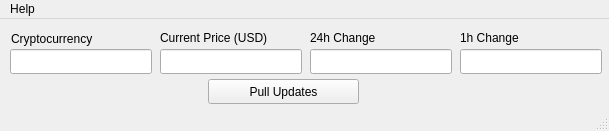
Qt form bitcoin_notifications.ui (jordan-herrmann/BitcoinUI) before a commit.
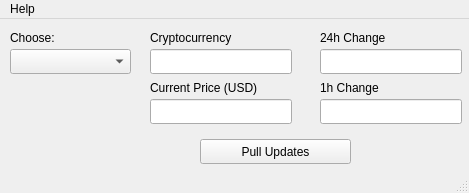
The same form after that commit.

```diff
--- a/bitcoin_notifications.ui
+++ b/bitcoin_notifications.ui
@@ -6,8 +6,8 @@
    <rect>
     <x>0</x>
     <y>0</y>
-    <width>609</width>
-    <height>131</height>
+    <width>469</width>
+    <height>193</height>
    </rect>
   </property>
   <property name="windowTitle">
@@ -17,8 +17,8 @@
    <widget class="QPushButton" name="pullButton">
     <property name="geometry">
      <rect>
-      <x>208</x>
-      <y>60</y>
+      <x>200</x>
+      <y>120</y>
       <width>151</width>
       <height>25</height>
      </rect>
@@ -30,8 +30,8 @@
    <widget class="QLabel" name="labelCrypto">
     <property name="geometry">
      <rect>
-      <x>11</x>
-      <y>11</y>
+      <x>150</x>
+      <y>10</y>
       <width>107</width>
       <height>17</height>
      </rect>
@@ -43,7 +43,7 @@
    <widget class="QLineEdit" name="lineEditCrypto">
     <property name="geometry">
      <rect>
-      <x>10</x>
+      <x>150</x>
       <y>30</y>
       <width>142</width>
       <height>25</height>
@@ -56,8 +56,8 @@
    <widget class="QLabel" name="labelPrice">
     <property name="geometry">
      <rect>
-      <x>160</x>
-      <y>10</y>
+      <x>150</x>
+      <y>60</y>
       <width>132</width>
       <height>17</height>
      </rect>
@@ -69,8 +69,8 @@
    <widget class="QLineEdit" name="lineEditPrice">
     <property name="geometry">
      <rect>
-      <x>160</x>
-      <y>30</y>
+      <x>150</x>
+      <y>80</y>
       <width>142</width>
       <height>25</height>
      </rect>
@@ -82,7 +82,7 @@
    <widget class="QLabel" name="label24H">
     <property name="geometry">
      <rect>
-      <x>310</x>
+      <x>320</x>
       <y>10</y>
       <width>81</width>
       <height>17</height>
@@ -95,7 +95,7 @@
    <widget class="QLineEdit" name="lineEdit24H">
     <property name="geometry">
      <rect>
-      <x>310</x>
+      <x>320</x>
       <y>30</y>
       <width>142</width>
       <height>25</height>
@@ -108,8 +108,8 @@
    <widget class="QLabel" name="label1H">
     <property name="geometry">
      <rect>
-      <x>460</x>
-      <y>10</y>
+      <x>320</x>
+      <y>60</y>
       <width>72</width>
       <height>17</height>
      </rect>
@@ -121,8 +121,8 @@
    <widget class="QLineEdit" name="lineEdit1H">
     <property name="geometry">
      <rect>
-      <x>460</x>
-      <y>30</y>
+      <x>320</x>
+      <y>80</y>
       <width>142</width>
       <height>25</height>
      </rect>
@@ -131,13 +131,36 @@
      <bool>true</bool>
     </property>
    </widget>
+   <widget class="QComboBox" name="comboBoxCryptos">
+    <property name="geometry">
+     <rect>
+      <x>10</x>
+      <y>30</y>
+      <width>121</width>
+      <height>25</height>
+     </rect>
+    </property>
+   </widget>
+   <widget class="QLabel" name="labelCryptoBox">
+    <property name="geometry">
+     <rect>
+      <x>10</x>
+      <y>10</y>
+      <width>67</width>
+      <height>17</height>
+     </rect>
+    </property>
+    <property name="text">
+     <string>Choose:</string>
+    </property>
+   </widget>
   </widget>
   <widget class="QMenuBar" name="menubar">
    <property name="geometry">
     <rect>
      <x>0</x>
      <y>0</y>
-     <width>609</width>
+     <width>469</width>
      <height>22</height>
     </rect>
    </property>
```
